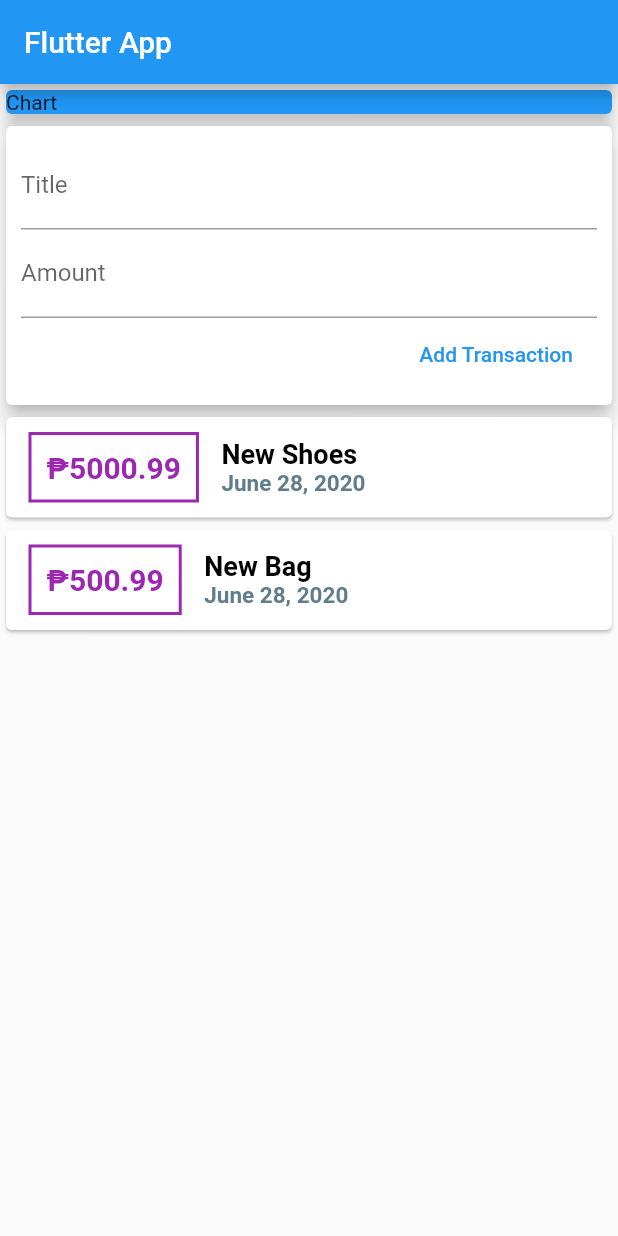
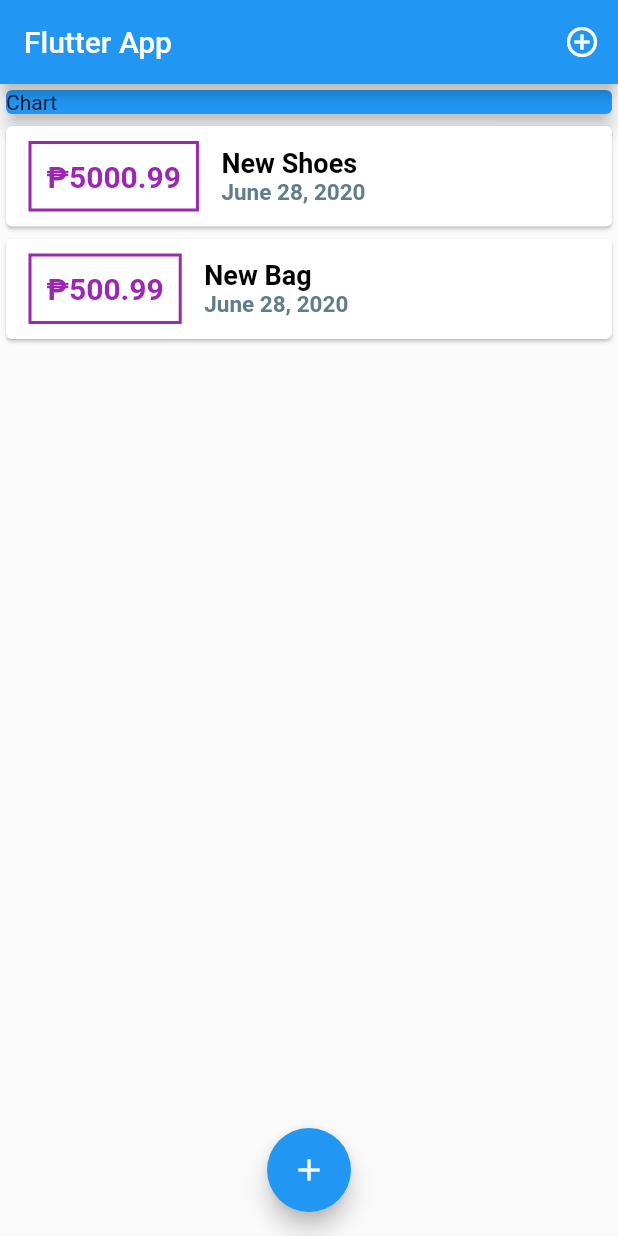
Before and after one commit to Ejcobero/My-expense, a Flutter app: the screen it shows after launch, on a phone screen of 412 x 824 dp. Run offline on Flutter 3.47's test engine with Material 2 defaults, Android fonts, the phone set to English and light mode, and no system bars.

```diff
--- a/lib/main.dart
+++ b/lib/main.dart
@@ -1,4 +1,6 @@
-import './widgets/user_transactions.dart';
+import './widgets/transaction_list.dart';
+import './widgets/new_transactions.dart';
+import './models/transaction.dart';
 import 'package:flutter/material.dart';
 
 void main() {
@@ -15,20 +17,66 @@ class MyApp extends StatelessWidget {
   }
 }
 
-class MyHomePage extends StatelessWidget {
+class MyHomePage extends StatefulWidget {
   // String titleInput;
   // String amountInput;
 
-  final titleController = TextEditingController();
-  final amountController = TextEditingController();
+  @override
+  _MyHomePageState createState() => _MyHomePageState();
+}
+
+class _MyHomePageState extends State<MyHomePage> {
+  final List<Transaction> _transactions = [
+    Transaction(
+      id: 't1',
+      title: 'New Shoes',
+      amount: 5000.99,
+      date: DateTime.now(),
+    ),
+    Transaction(
+      id: 't2',
+      title: 'New Bag',
+      amount: 500.99,
+      date: DateTime.now(),
+    ),
+  ];
+
+  void _addNewTransaction(String title, double amount) {
+    final newTx = Transaction(
+      id: DateTime.now().toString(),
+      title: title,
+      amount: amount,
+      date: DateTime.now(),
+    );
+
+    setState(() {
+      _transactions.add(newTx);
+    });
+  }
+
+  void _startAddNewTransaction(BuildContext ctx) {
+    showModalBottomSheet(
+      context: ctx,
+      builder: (_) {
+        return NewTransaction(_addNewTransaction);
+      },
+    );
+  }
 
   @override
   Widget build(BuildContext context) {
     return Scaffold(
       appBar: AppBar(
         title: Text('Flutter App'),
+        actions: <Widget>[
+          IconButton(
+            icon: Icon(Icons.add_circle_outline),
+            onPressed: () => _startAddNewTransaction(context),
           ),
-      body: Column(
+        ],
+      ),
+      body: SingleChildScrollView(
+        child: Column(
           mainAxisAlignment: MainAxisAlignment.start,
           crossAxisAlignment: CrossAxisAlignment.stretch,
           children: <Widget>[
@@ -40,8 +88,14 @@ class MyHomePage extends StatelessWidget {
                 color: Colors.blue,
               ),
             ),
-          UserTransaction(),
+            TransactionList(_transactions),
           ],
+        ),
+      ),
+      floatingActionButtonLocation: FloatingActionButtonLocation.centerFloat,
+      floatingActionButton: FloatingActionButton(
+        child: Icon(Icons.add),
+        onPressed: () => _startAddNewTransaction(context),
       ),
     );
   }
--- a/lib/widgets/user_transactions.dart
+++ /dev/null
@@ -1,49 +0,0 @@
-import '../models/transaction.dart';
-import '../widgets/new_transactions.dart';
-import '../widgets/transaction_list.dart';
-import 'package:flutter/material.dart';
-
-class UserTransaction extends StatefulWidget {
-  @override
-  _UserTransactionState createState() => _UserTransactionState();
-}
-
-class _UserTransactionState extends State<UserTransaction> {
-  final List<Transaction> _transactions = [
-    Transaction(
-      id: 't1',
-      title: 'New Shoes',
-      amount: 5000.99,
-      date: DateTime.now(),
-    ),
-    Transaction(
-      id: 't2',
-      title: 'New Bag',
-      amount: 500.99,
-      date: DateTime.now(),
-    ),
-  ];
-
-  void _addNewTransaction(String title, double amount) {
-    final newTx = Transaction(
-      id: DateTime.now().toString(),
-      title: title,
-      amount: amount,
-      date: DateTime.now(),
-    );
-
-    setState(() {
-      _transactions.add(newTx);
-    });
-  }
-
-  @override
-  Widget build(BuildContext context) {
-    return Column(
-      children: <Widget>[
-        NewTransaction(_addNewTransaction),
-        TransactionList(_transactions),
-      ],
-    );
-  }
-}
```
Lines whose indentation alone changed are shown as unchanged.
